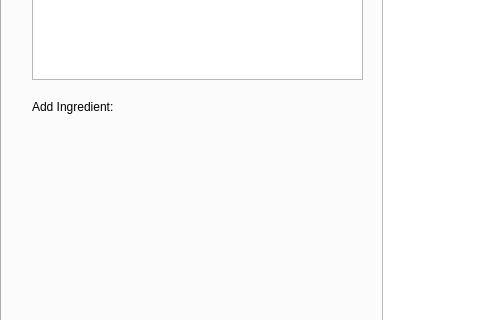
Before: the Qt Designer form source/display.ui in RobertFirouzi/OurRecipes, drawn with Qt 5; both pictures show x 0 to 491 and y 247 to 567 of the 1097 by 649 pixel window.
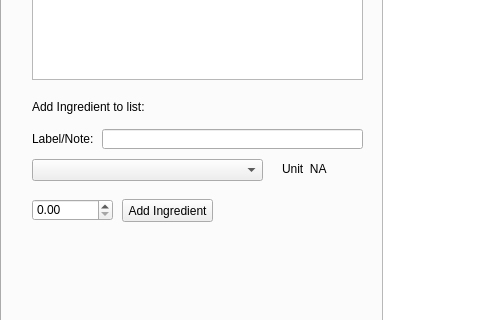
After: the same form once the commit is applied. The open tabs and pages were chosen to show the change.

Commit message: view ingredients and recipes implemented

```diff
--- a/source/display.ui
+++ b/source/display.ui
@@ -451,12 +451,87 @@
      <rect>
       <x>30</x>
       <y>320</y>
-      <width>91</width>
+      <width>131</width>
       <height>16</height>
      </rect>
     </property>
     <property name="text">
-     <string>Add Ingredient:</string>
+     <string>Add Ingredient to list:</string>
+    </property>
+   </widget>
+   <widget class="QPushButton" name="button_addIngredientView">
+    <property name="geometry">
+     <rect>
+      <x>120</x>
+      <y>420</y>
+      <width>91</width>
+      <height>23</height>
+     </rect>
+    </property>
+    <property name="text">
+     <string>Add Ingredient</string>
+    </property>
+   </widget>
+   <widget class="QComboBox" name="combo_IngredientView">
+    <property name="geometry">
+     <rect>
+      <x>30</x>
+      <y>380</y>
+      <width>231</width>
+      <height>22</height>
+     </rect>
+    </property>
+   </widget>
+   <widget class="QDoubleSpinBox" name="double_AmountIngredientView">
+    <property name="geometry">
+     <rect>
+      <x>30</x>
+      <y>420</y>
+      <width>81</width>
+      <height>22</height>
+     </rect>
+    </property>
+    <property name="maximum">
+     <double>9999.989999999999782</double>
+    </property>
+    <property name="singleStep">
+     <double>0.500000000000000</double>
+    </property>
+   </widget>
+   <widget class="QLabel" name="label_27">
+    <property name="geometry">
+     <rect>
+      <x>30</x>
+      <y>350</y>
+      <width>91</width>
+      <height>20</height>
+     </rect>
+    </property>
+    <property name="text">
+     <string>Label/Note:</string>
+    </property>
+   </widget>
+   <widget class="QLabel" name="label_measureUnitView">
+    <property name="geometry">
+     <rect>
+      <x>280</x>
+      <y>380</y>
+      <width>51</width>
+      <height>20</height>
+     </rect>
+    </property>
+    <property name="text">
+     <string>Unit  NA</string>
+    </property>
+   </widget>
+   <widget class="QLineEdit" name="line_noteView">
+    <property name="geometry">
+     <rect>
+      <x>100</x>
+      <y>350</y>
+      <width>261</width>
+      <height>20</height>
+     </rect>
     </property>
    </widget>
   </widget>
```
Left out of the diff: 42 changed lines with no effect on the pictures. The commit also changes 2 other files.
